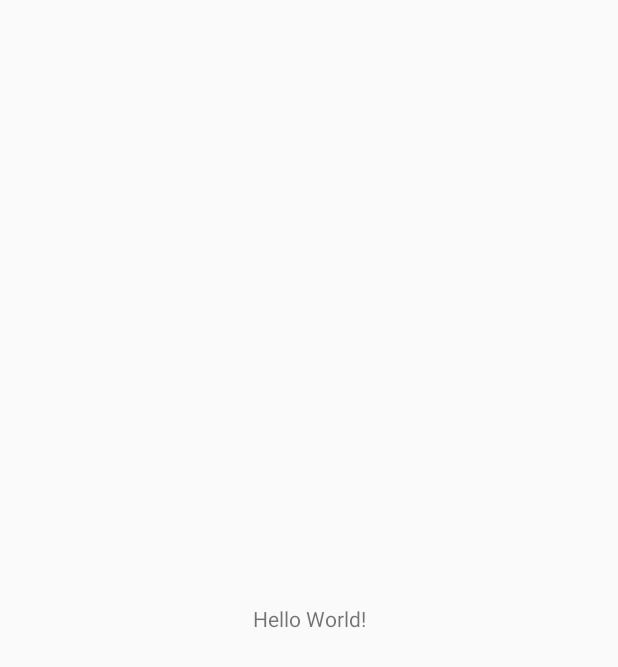
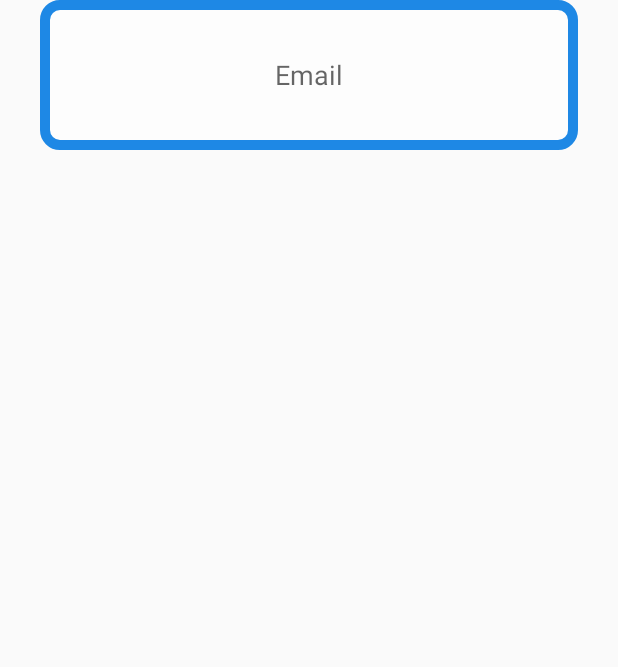
Before and after one commit to mahmoudal99/Cogi-My-Travel-Guide, an Android app: the screen it shows after launch (MainActivity), on a phone screen of 412 x 824 dp. Before the commit the part shown is almost empty. Shown: the top 667 px of the screen. Run offline under Robolectric (Android 15) with nearby library versions, the light colour scheme and no system bars.

Commit message:
Added dimens and edit_text_bg files, set up sign in edit text

```diff
--- /dev/null
+++ b/app/src/main/res/drawable-v24/edit_text_bg.xml
@@ -0,0 +1,16 @@
+<?xml version="1.0" encoding="utf-8"?>
+<selector xmlns:android="http://schemas.android.com/apk/res/android">
+
+    <item>
+
+
+
+        <shape android:shape="rectangle">
+            <solid android:color="@color/tranwhite"/>
+            <corners android:radius="10dp"/>
+            <stroke android:width="10px" android:color="#1E88E5"/>
+        </shape>
+
+    </item>
+
+</selector>
--- a/app/src/main/res/layout/activity_main.xml
+++ b/app/src/main/res/layout/activity_main.xml
@@ -6,14 +6,15 @@
     android:layout_height="match_parent"
     tools:context=".MainActivity">
 
-    <TextView
-        android:layout_width="wrap_content"
-        android:layout_height="wrap_content"
-        android:text="Hello World!"
-        app:layout_constraintBottom_toBottomOf="parent"
-        app:layout_constraintLeft_toLeftOf="parent"
-        app:layout_constraintRight_toRightOf="parent"
-        app:layout_constraintTop_toTopOf="parent" />
-
+    <EditText
+        android:layout_width="match_parent"
+        android:layout_height="@dimen/EditTextHeight"
+        android:layout_margin="@dimen/EditTextMargin"
+        android:background="@drawable/edit_text_bg"
+        android:hint="@string/Email"
+        android:gravity="center"
+        android:inputType="textEmailAddress"
+        android:textColor="@color/black"
+        tools:layout_editor_absoluteX="4dp" />
 
 </androidx.constraintlayout.widget.ConstraintLayout>
--- a/app/src/main/res/values/colors.xml
+++ b/app/src/main/res/values/colors.xml
@@ -3,4 +3,6 @@
     <color name="colorPrimary">#008577</color>
     <color name="colorPrimaryDark">#00574B</color>
     <color name="colorAccent">#D81B60</color>
+    <color name="tranwhite">#7FFF</color>
+    <color name="black">#000</color>
 </resources>
--- /dev/null
+++ b/app/src/main/res/values/dimens.xml
@@ -0,0 +1,7 @@
+<?xml version="1.0" encoding="utf-8"?>
+<resources>
+
+    // Sign In Layout Dimens
+    <dimen name="EditTextMargin">40px</dimen>
+    <dimen name="EditTextHeight">150px</dimen>
+</resources>
--- a/app/src/main/res/values/strings.xml
+++ b/app/src/main/res/values/strings.xml
@@ -1,3 +1,6 @@
 <resources>
     <string name="app_name">MyTravelGuide</string>
+
+    // Sign In Strings
+    <string name="Email">Email</string>
 </resources>
```
